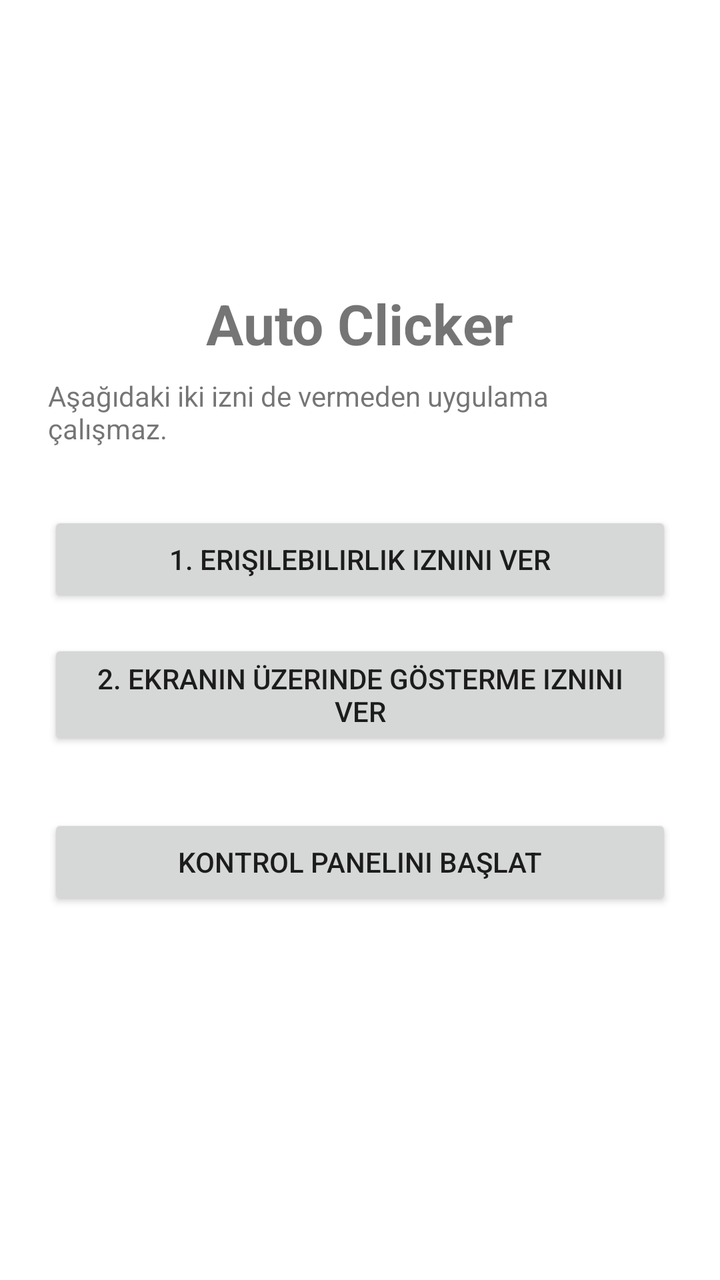
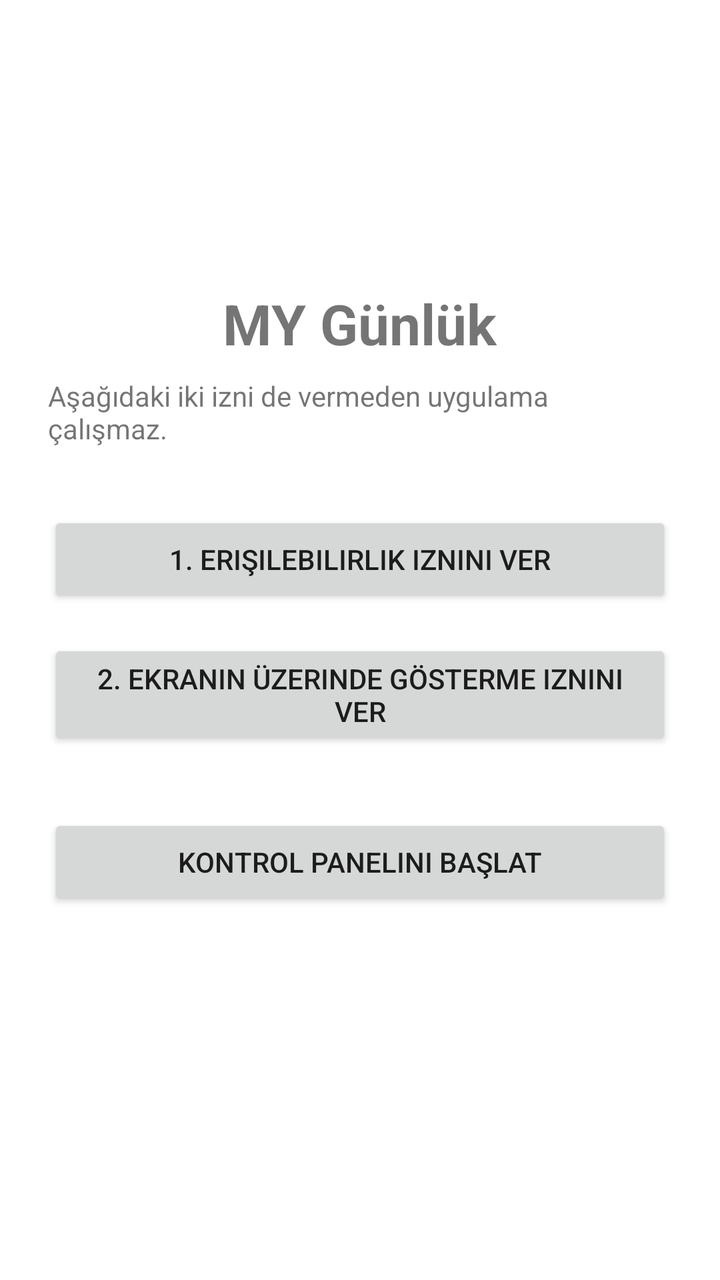

Two renders of the same Android screen: before a commit and after it. Below are the layout's source before the change and the commit's diff.
<!-- AndroidManifest.xml: application theme Theme.AutoClicker -->
<!-- res/layout/activity_main.xml -->
<?xml version="1.0" encoding="utf-8"?>
<LinearLayout xmlns:android="http://schemas.android.com/apk/res/android"
    android:layout_width="match_parent"
    android:layout_height="match_parent"
    android:orientation="vertical"
    android:padding="24dp"
    android:gravity="center">

    <TextView
        android:layout_width="wrap_content"
        android:layout_height="wrap_content"
        android:text="Auto Clicker"
        android:textSize="28sp"
        android:textStyle="bold"
        android:layout_marginBottom="8dp" />

    <TextView
        android:layout_width="wrap_content"
        android:layout_height="wrap_content"
        android:text="Aşağıdaki iki izni de vermeden uygulama çalışmaz."
        android:textSize="14sp"
        android:layout_marginBottom="32dp" />

    <Button
        android:id="@+id/btnAccessibility"
        android:layout_width="match_parent"
        android:layout_height="wrap_content"
        android:text="1. Erişilebilirlik iznini ver" />

    <Button
        android:id="@+id/btnOverlayPermission"
        android:layout_width="match_parent"
        android:layout_height="wrap_content"
        android:layout_marginTop="16dp"
        android:text="2. Ekranın üzerinde gösterme iznini ver" />

    <Button
        android:id="@+id/btnStartOverlay"
        android:layout_width="match_parent"
        android:layout_height="wrap_content"
        android:layout_marginTop="32dp"
        android:text="Kontrol Panelini Başlat" />

    <TextView
        android:id="@+id/tvStatus"
        android:layout_width="wrap_content"
        android:layout_height="wrap_content"
        android:layout_marginTop="24dp"
        android:textSize="13sp"
        android:gravity="center"
        android:text="" />

</LinearLayout>
<!-- resources referenced by this layout -->
<resources>
  <style name="Theme.AutoClicker" parent="Theme.MaterialComponents.DayNight.NoActionBar">
          <item name="colorPrimary">@color/purple_500</item>
          <item name="colorPrimaryVariant">@color/purple_700</item>
          <item name="colorOnPrimary">@color/white</item>
          <item name="colorSecondary">@color/teal_200</item>
      </style>
  <color name="purple_500">#6200EE</color>
  <color name="purple_700">#3700B3</color>
  <color name="white">#FFFFFF</color>
  <color name="teal_200">#03DAC5</color>
</resources>

<!-- the commit's change to res/layout/activity_main.xml (unified diff, before → after) -->
@@ -9,7 +9,7 @@
     <TextView
         android:layout_width="wrap_content"
         android:layout_height="wrap_content"
-        android:text="Auto Clicker"
+        android:text="MY Günlük"
         android:textSize="28sp"
         android:textStyle="bold"
         android:layout_marginBottom="8dp" />
